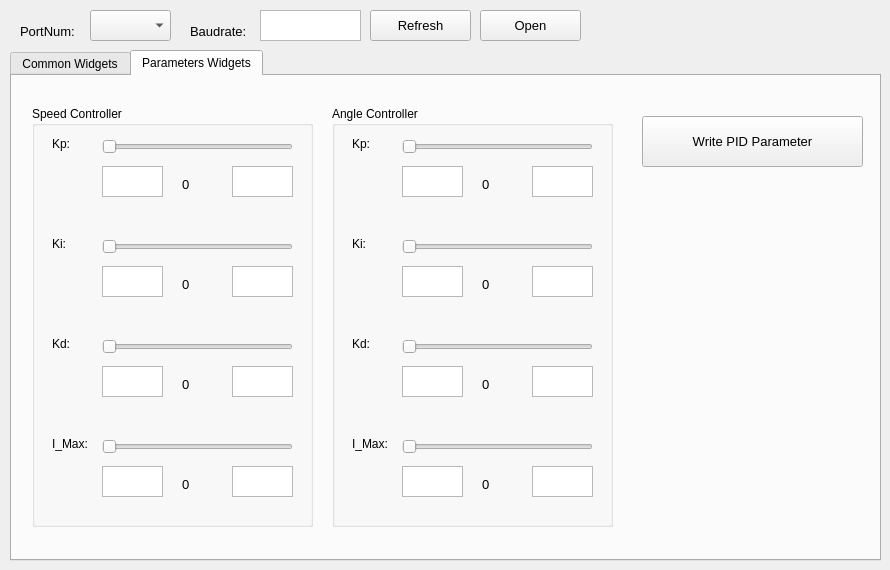
This is tools/mainwindow.ui in ZhuYanzhen1/miniFOC as Qt 5 draws it before an edit. The edited form follows.
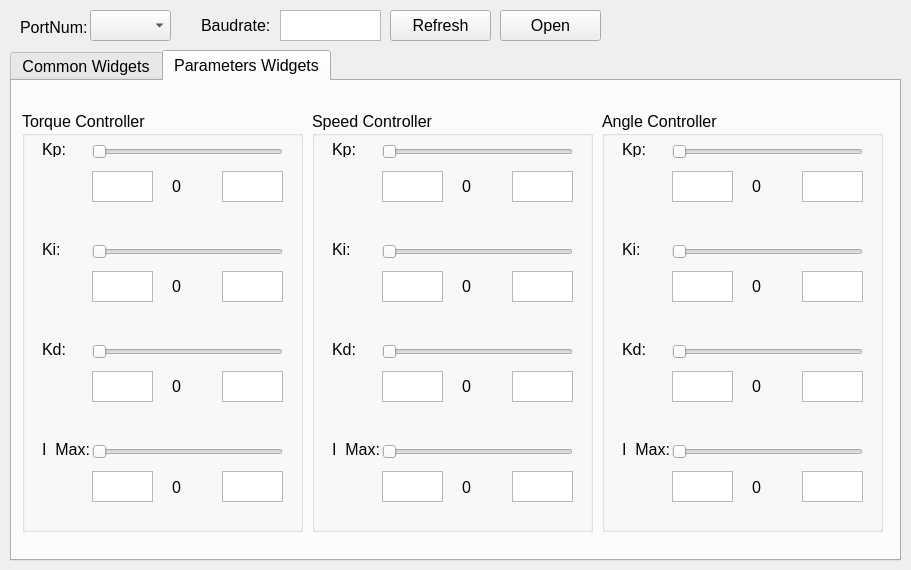
This is the edited form. The open tabs and pages were chosen to show the change. Custom widgets are drawn as their Qt base class.

Commit message: Added torque control controls to the monitor tool and optimized the display interface

What changed in the file:
```diff
--- a/tools/mainwindow.ui
+++ b/tools/mainwindow.ui
@@ -6,10 +6,16 @@
    <rect>
     <x>0</x>
     <y>0</y>
-    <width>890</width>
+    <width>911</width>
     <height>570</height>
    </rect>
   </property>
+  <property name="font">
+   <font>
+    <family>Arial</family>
+    <pointsize>12</pointsize>
+   </font>
+  </property>
   <property name="windowTitle">
    <string>miniFOC-Monitor</string>
   </property>
@@ -33,7 +39,7 @@
    <widget class="QPushButton" name="refresh_btn">
     <property name="geometry">
      <rect>
-      <x>370</x>
+      <x>390</x>
       <y>10</y>
       <width>101</width>
       <height>31</height>
@@ -42,7 +48,7 @@
     <property name="font">
      <font>
       <family>Arial</family>
-      <pointsize>10</pointsize>
+      <pointsize>12</pointsize>
      </font>
     </property>
     <property name="text">
@@ -53,15 +59,15 @@
     <property name="geometry">
      <rect>
       <x>20</x>
-      <y>20</y>
+      <y>12</y>
       <width>82</width>
-      <height>23</height>
+      <height>31</height>
      </rect>
     </property>
     <property name="font">
      <font>
       <family>Arial</family>
-      <pointsize>10</pointsize>
+      <pointsize>12</pointsize>
      </font>
     </property>
     <property name="text">
@@ -71,16 +77,16 @@
    <widget class="QLabel" name="label_2">
     <property name="geometry">
      <rect>
-      <x>190</x>
-      <y>20</y>
-      <width>82</width>
-      <height>23</height>
+      <x>201</x>
+      <y>10</y>
+      <width>91</width>
+      <height>31</height>
      </rect>
     </property>
     <property name="font">
      <font>
       <family>Arial</family>
-      <pointsize>10</pointsize>
+      <pointsize>12</pointsize>
      </font>
     </property>
     <property name="text">
@@ -90,7 +96,7 @@
    <widget class="QPushButton" name="open_btn">
     <property name="geometry">
      <rect>
-      <x>480</x>
+      <x>500</x>
       <y>10</y>
       <width>101</width>
       <height>31</height>
@@ -99,7 +105,7 @@
     <property name="font">
      <font>
       <family>Arial</family>
-      <pointsize>10</pointsize>
+      <pointsize>12</pointsize>
      </font>
     </property>
     <property name="text">
@@ -109,7 +115,7 @@
    <widget class="QTextEdit" name="serial_baudrate_txt">
     <property name="geometry">
      <rect>
-      <x>260</x>
+      <x>280</x>
       <y>10</y>
       <width>101</width>
       <height>31</height>
@@ -118,7 +124,7 @@
     <property name="font">
      <font>
       <family>Arial</family>
-      <pointsize>10</pointsize>
+      <pointsize>12</pointsize>
      </font>
     </property>
     <property name="documentTitle">
@@ -144,7 +150,7 @@
      <rect>
       <x>10</x>
       <y>50</y>
-      <width>871</width>
+      <width>891</width>
       <height>511</height>
      </rect>
     </property>
@@ -341,83 +347,23 @@
        <string>0</string>
       </property>
      </widget>
-     <widget class="QLabel" name="angle_offset_lable">
+     <widget class="QPushButton" name="pid_parameter_btn">
       <property name="geometry">
        <rect>
-        <x>720</x>
-        <y>210</y>
-        <width>131</width>
-        <height>16</height>
+        <x>730</x>
+        <y>200</y>
+        <width>141</width>
+        <height>41</height>
        </rect>
       </property>
       <property name="font">
        <font>
         <family>Arial</family>
-        <pointsize>10</pointsize>
+        <pointsize>12</pointsize>
        </font>
       </property>
       <property name="text">
-       <string>Offset: </string>
-      </property>
-     </widget>
-     <widget class="QLabel" name="phase_lable">
-      <property name="geometry">
-       <rect>
-        <x>720</x>
-        <y>240</y>
-        <width>131</width>
-        <height>16</height>
-       </rect>
-      </property>
-      <property name="font">
-       <font>
-        <family>Arial</family>
-        <pointsize>10</pointsize>
-       </font>
-      </property>
-      <property name="text">
-       <string>Phase: </string>
-      </property>
-     </widget>
-     <widget class="QLabel" name="pid_available_lable">
-      <property name="geometry">
-       <rect>
-        <x>720</x>
-        <y>270</y>
-        <width>131</width>
-        <height>16</height>
-       </rect>
-      </property>
-      <property name="font">
-       <font>
-        <family>Arial</family>
-        <pointsize>10</pointsize>
-       </font>
-      </property>
-      <property name="autoFillBackground">
-       <bool>false</bool>
-      </property>
-      <property name="text">
-       <string>PID Available</string>
-      </property>
-     </widget>
-     <widget class="QLabel" name="foc_available_lable">
-      <property name="geometry">
-       <rect>
-        <x>720</x>
-        <y>300</y>
-        <width>131</width>
-        <height>16</height>
-       </rect>
-      </property>
-      <property name="font">
-       <font>
-        <family>Arial</family>
-        <pointsize>10</pointsize>
-       </font>
-      </property>
-      <property name="text">
-       <string>FOC Available</string>
+       <string>Write Parameter</string>
       </property>
      </widget>
     </widget>
@@ -431,7 +377,7 @@
       </property>
       <property name="geometry">
        <rect>
-        <x>20</x>
+        <x>300</x>
         <y>30</y>
         <width>281</width>
         <height>421</height>
@@ -486,7 +432,7 @@
        <property name="font">
         <font>
          <family>Arial</family>
-         <pointsize>10</pointsize>
+         <pointsize>12</pointsize>
         </font>
        </property>
        <property name="markdown">
@@ -510,7 +456,7 @@
        <property name="font">
         <font>
          <family>Arial</family>
-         <pointsize>10</pointsize>
+         <pointsize>12</pointsize>
         </font>
        </property>
        <property name="markdown">
@@ -526,15 +472,15 @@
        <property name="geometry">
         <rect>
          <x>150</x>
-         <y>70</y>
+         <y>65</y>
          <width>41</width>
-         <height>16</height>
+         <height>21</height>
         </rect>
        </property>
        <property name="font">
         <font>
          <family>Arial</family>
-         <pointsize>10</pointsize>
+         <pointsize>12</pointsize>
         </font>
        </property>
        <property name="text">
@@ -579,7 +525,7 @@
        <property name="font">
         <font>
          <family>Arial</family>
-         <pointsize>10</pointsize>
+         <pointsize>12</pointsize>
         </font>
        </property>
        <property name="markdown">
@@ -603,7 +549,7 @@
        <property name="font">
         <font>
          <family>Arial</family>
-         <pointsize>10</pointsize>
+         <pointsize>12</pointsize>
         </font>
        </property>
        <property name="markdown">
@@ -653,15 +599,15 @@
        <property name="geometry">
         <rect>
          <x>150</x>
-         <y>170</y>
+         <y>165</y>
          <width>41</width>
-         <height>16</height>
+         <height>21</height>
         </rect>
        </property>
        <property name="font">
         <font>
          <family>Arial</family>
-         <pointsize>10</pointsize>
+         <pointsize>12</pointsize>
         </font>
        </property>
        <property name="text">
@@ -693,7 +639,7 @@
        <property name="font">
         <font>
          <family>Arial</family>
-         <pointsize>10</pointsize>
+         <pointsize>12</pointsize>
         </font>
        </property>
        <property name="markdown">
@@ -717,7 +663,7 @@
        <property name="font">
         <font>
          <family>Arial</family>
-         <pointsize>10</pointsize>
+         <pointsize>12</pointsize>
         </font>
        </property>
        <property name="markdown">
@@ -767,15 +713,15 @@
        <property name="geometry">
         <rect>
          <x>150</x>
-         <y>270</y>
+         <y>265</y>
          <width>41</width>
-         <height>16</height>
+         <height>21</height>
         </rect>
        </property>
        <property name="font">
         <font>
          <family>Arial</family>
-         <pointsize>10</pointsize>
+         <pointsize>12</pointsize>
         </font>
        </property>
        <property name="text">
@@ -786,15 +732,15 @@
        <property name="geometry">
         <rect>
          <x>150</x>
-         <y>370</y>
+         <y>366</y>
          <width>41</width>
-         <height>16</height>
+         <height>20</height>
         </rect>
        </property>
        <property name="font">
         <font>
          <family>Arial</family>
-         <pointsize>10</pointsize>
+         <pointsize>12</pointsize>
         </font>
        </property>
        <property name="text">
@@ -813,7 +759,7 @@
        <property name="font">
         <font>
          <family>Arial</family>
-         <pointsize>10</pointsize>
+         <pointsize>12</pointsize>
         </font>
        </property>
        <property name="markdown">
@@ -884,7 +830,7 @@
        <property name="font">
         <font>
          <family>Arial</family>
-         <pointsize>10</pointsize>
+         <pointsize>12</pointsize>
         </font>
        </property>
        <property name="markdown">
@@ -903,7 +849,7 @@
       </property>
       <property name="geometry">
        <rect>
-        <x>320</x>
+        <x>590</x>
         <y>30</y>
         <width>281</width>
         <height>421</height>
@@ -958,7 +904,7 @@
        <property name="font">
         <font>
          <family>Arial</family>
-         <pointsize>10</pointsize>
+         <pointsize>12</pointsize>
         </font>
        </property>
        <property name="markdown">
@@ -982,7 +928,7 @@
        <property name="font">
         <font>
          <family>Arial</family>
-         <pointsize>10</pointsize>
+         <pointsize>12</pointsize>
         </font>
        </property>
        <property name="markdown">
@@ -998,15 +944,15 @@
        <property name="geometry">
         <rect>
          <x>150</x>
-         <y>70</y>
+         <y>65</y>
          <width>41</width>
-         <height>16</height>
+         <height>21</height>
         </rect>
        </property>
        <property name="font">
         <font>
          <family>Arial</family>
-         <pointsize>10</pointsize>
+         <pointsize>12</pointsize>
         </font>
        </property>
        <property name="text">
@@ -1051,7 +997,7 @@
        <property name="font">
         <font>
          <family>Arial</family>
-         <pointsize>10</pointsize>
+         <pointsize>12</pointsize>
         </font>
        </property>
        <property name="markdown">
@@ -1075,7 +1021,7 @@
        <property name="font">
         <font>
          <family>Arial</family>
-         <pointsize>10</pointsize>
+         <pointsize>12</pointsize>
         </font>
        </property>
        <property name="markdown">
@@ -1125,15 +1071,15 @@
        <property name="geometry">
         <rect>
          <x>150</x>
-         <y>170</y>
+         <y>165</y>
          <width>41</width>
-         <height>16</height>
+         <height>21</height>
         </rect>
        </property>
        <property name="font">
         <font>
          <family>Arial</family>
-         <pointsize>10</pointsize>
+         <pointsize>12</pointsize>
         </font>
        </property>
        <property name="text">
@@ -1165,7 +1111,7 @@
        <property name="font">
         <font>
          <family>Arial</family>
-         <pointsize>10</pointsize>
+         <pointsize>12</pointsize>
         </font>
        </property>
        <property name="markdown">
@@ -1189,7 +1135,7 @@
        <property name="font">
         <font>
          <family>Arial</family>
-         <pointsize>10</pointsize>
+         <pointsize>12</pointsize>
         </font>
        </property>
        <property name="markdown">
@@ -1239,15 +1185,15 @@
        <property name="geometry">
         <rect>
          <x>150</x>
-         <y>270</y>
+         <y>265</y>
          <width>41</width>
-         <height>16</height>
+         <height>21</height>
         </rect>
        </property>
        <property name="font">
         <font>
          <family>Arial</family>
-         <pointsize>10</pointsize>
+         <pointsize>12</pointsize>
         </font>
        </property>
        <property name="text">
@@ -1292,15 +1238,15 @@
        <property name="geometry">
         <rect>
          <x>150</x>
-         <y>370</y>
+         <y>366</y>
          <width>41</width>
-         <height>16</height>
+         <height>20</height>
         </rect>
        </property>
        <property name="font">
         <font>
          <family>Arial</family>
-         <pointsize>10</pointsize>
+         <pointsize>12</pointsize>
         </font>
        </property>
        <property name="text">
@@ -1319,7 +1265,7 @@
        <property name="font">
         <font>
          <family>Arial</family>
-         <pointsize>10</pointsize>
+         <pointsize>12</pointsize>
         </font>
        </property>
        <property name="markdown">
@@ -1356,7 +1302,7 @@
        <property name="font">
         <font>
          <family>Arial</family>
-         <pointsize>10</pointsize>
+         <pointsize>12</pointsize>
         </font>
        </property>
        <property name="markdown">
@@ -1369,24 +1315,477 @@
        </property>
       </widget>
      </widget>
-     <widget class="QPushButton" name="pid_parameter_btn">
+     <widget class="QGroupBox" name="torque_groupbox">
+      <property name="enabled">
+       <bool>true</bool>
+      </property>
       <property name="geometry">
        <rect>
-        <x>630</x>
-        <y>40</y>
-        <width>221</width>
-        <height>51</height>
+        <x>10</x>
+        <y>30</y>
+        <width>281</width>
+        <height>421</height>
        </rect>
       </property>
-      <property name="font">
-       <font>
-        <family>Arial</family>
-        <pointsize>10</pointsize>
-       </font>
+      <property name="title">
+       <string>Torque Controller</string>
       </property>
-      <property name="text">
-       <string>Write PID Parameter</string>
-      </property>
+      <widget class="QSlider" name="torque_kp_slider">
+       <property name="enabled">
+        <bool>true</bool>
+       </property>
+       <property name="geometry">
+        <rect>
+         <x>70</x>
+         <y>30</y>
+         <width>191</width>
+         <height>22</height>
+        </rect>
+       </property>
+       <property name="minimum">
+        <number>0</number>
+       </property>
+       <property name="maximum">
+        <number>10000</number>
+       </property>
+       <property name="singleStep">
+        <number>1</number>
+       </property>
+       <property name="pageStep">
+        <number>1</number>
+       </property>
+       <property name="value">
+        <number>0</number>
+       </property>
+       <property name="sliderPosition">
+        <number>0</number>
+       </property>
+       <property name="orientation">
+        <enum>Qt::Horizontal</enum>
+       </property>
+      </widget>
+      <widget class="QTextEdit" name="torque_kp_minimum">
+       <property name="geometry">
+        <rect>
+         <x>70</x>
+         <y>60</y>
+         <width>61</width>
+         <height>31</height>
+        </rect>
+       </property>
+       <property name="font">
+        <font>
+         <family>Arial</family>
+         <pointsize>12</pointsize>
+        </font>
+       </property>
+       <property name="markdown">
+        <string>0
+
+</string>
+       </property>
+       <property name="placeholderText">
+        <string/>
+       </property>
+      </widget>
+      <widget class="QTextEdit" name="torque_kp_maximum">
+       <property name="geometry">
+        <rect>
+         <x>200</x>
+         <y>60</y>
+         <width>61</width>
+         <height>31</height>
+        </rect>
+       </property>
+       <property name="font">
+        <font>
+         <family>Arial</family>
+         <pointsize>12</pointsize>
+        </font>
+       </property>
+       <property name="markdown">
+        <string>1.0
+
+</string>
+       </property>
+       <property name="placeholderText">
+        <string/>
+       </property>
+      </widget>
+      <widget class="QLabel" name="torque_kp_value">
+       <property name="geometry">
+        <rect>
+         <x>150</x>
+         <y>65</y>
+         <width>41</width>
+         <height>21</height>
+        </rect>
+       </property>
+       <property name="font">
+        <font>
+         <family>Arial</family>
+         <pointsize>12</pointsize>
+        </font>
+       </property>
+       <property name="text">
+        <string>0</string>
+       </property>
+      </widget>
+      <widget class="QLabel" name="label_11">
+       <property name="geometry">
+        <rect>
+         <x>20</x>
+         <y>30</y>
+         <width>41</width>
+         <height>16</height>
+        </rect>
+       </property>
+       <property name="text">
+        <string>Kp: </string>
+       </property>
+      </widget>
+      <widget class="QLabel" name="label_12">
+       <property name="geometry">
+        <rect>
+         <x>20</x>
+         <y>130</y>
+         <width>41</width>
+         <height>16</height>
+        </rect>
+       </property>
+       <property name="text">
+        <string>Ki: </string>
+       </property>
+      </widget>
+      <widget class="QTextEdit" name="torque_ki_minimum">
+       <property name="geometry">
+        <rect>
+         <x>70</x>
+         <y>160</y>
+         <width>61</width>
+         <height>31</height>
+        </rect>
+       </property>
+       <property name="font">
+        <font>
+         <family>Arial</family>
+         <pointsize>12</pointsize>
+        </font>
+       </property>
+       <property name="markdown">
+        <string>0
+
+</string>
+       </property>
+       <property name="placeholderText">
+        <string/>
+       </property>
+      </widget>
+      <widget class="QTextEdit" name="torque_ki_maximum">
+       <property name="geometry">
+        <rect>
+         <x>200</x>
+         <y>160</y>
+         <width>61</width>
+         <height>31</height>
+        </rect>
+       </property>
+       <property name="font">
+        <font>
+         <family>Arial</family>
+         <pointsize>12</pointsize>
+        </font>
+       </property>
+       <property name="markdown">
+        <string>1.0
+
+</string>
+       </property>
+       <property name="placeholderText">
+        <string/>
+       </property>
+      </widget>
+      <widget class="QSlider" name="torque_ki_slider">
+       <property name="enabled">
+        <bool>true</bool>
+       </property>
+       <property name="geometry">
+        <rect>
+         <x>70</x>
+         <y>130</y>
+         <width>191</width>
+         <height>22</height>
+        </rect>
+       </property>
+       <property name="minimum">
+        <number>0</number>
+       </property>
+       <property name="maximum">
+        <number>10000</number>
+       </property>
+       <property name="singleStep">
+        <number>1</number>
+       </property>
+       <property name="pageStep">
+        <number>1</number>
+       </property>
+       <property name="value">
+        <number>0</number>
+       </property>
+       <property name="sliderPosition">
+        <number>0</number>
+       </property>
+       <property name="orientation">
+        <enum>Qt::Horizontal</enum>
+       </property>
+      </widget>
+      <widget class="QLabel" name="torque_ki_value">
+       <property name="geometry">
+        <rect>
+         <x>150</x>
+         <y>165</y>
+         <width>41</width>
+         <height>21</height>
+        </rect>
+       </property>
+       <property name="font">
+        <font>
+         <family>Arial</family>
+         <pointsize>12</pointsize>
+        </font>
+       </property>
+       <property name="text">
+        <string>0</string>
+       </property>
+      </widget>
+      <widget class="QLabel" name="label_13">
+       <property name="geometry">
+        <rect>
+         <x>20</x>
+         <y>230</y>
+         <width>41</width>
+         <height>16</height>
+        </rect>
+       </property>
+       <property name="text">
+        <string>Kd: </string>
+       </property>
+      </widget>
+      <widget class="QTextEdit" name="torque_kd_minimum">
+       <property name="geometry">
+        <rect>
+         <x>70</x>
+         <y>260</y>
+         <width>61</width>
+         <height>31</height>
+        </rect>
+       </property>
+       <property name="font">
+        <font>
+         <family>Arial</family>
+         <pointsize>12</pointsize>
+        </font>
+       </property>
+       <property name="markdown">
+        <string>0
+
+</string>
+       </property>
+       <property name="placeholderText">
+        <string/>
+       </property>
+      </widget>
+      <widget class="QTextEdit" name="torque_kd_maximum">
+       <property name="geometry">
+        <rect>
+         <x>200</x>
+         <y>260</y>
+         <width>61</width>
+         <height>31</height>
+        </rect>
+       </property>
+       <property name="font">
+        <font>
+         <family>Arial</family>
+         <pointsize>12</pointsize>
+        </font>
+       </property>
+       <property name="markdown">
+        <string>1.0
+
+</string>
+       </property>
+       <property name="placeholderText">
+        <string/>
+       </property>
+      </widget>
+      <widget class="QSlider" name="torque_kd_slider">
+       <property name="enabled">
+        <bool>true</bool>
+       </property>
+       <property name="geometry">
+        <rect>
+         <x>70</x>
+         <y>230</y>
+         <width>191</width>
+         <height>22</height>
+        </rect>
+       </property>
+       <property name="minimum">
+        <number>0</number>
+       </property>
+       <property name="maximum">
+        <number>10000</number>
+       </property>
+       <property name="singleStep">
+        <number>1</number>
+       </property>
+       <property name="pageStep">
+        <number>1</number>
+       </property>
+       <property name="value">
+        <number>0</number>
+       </property>
+       <property name="sliderPosition">
+        <number>0</number>
+       </property>
+       <property name="orientation">
+        <enum>Qt::Horizontal</enum>
+       </property>
+      </widget>
+      <widget class="QLabel" name="torque_kd_value">
+       <property name="geometry">
+        <rect>
+         <x>150</x>
+         <y>265</y>
+         <width>41</width>
+         <height>21</height>
+        </rect>
+       </property>
+       <property name="font">
+        <font>
+         <family>Arial</family>
+         <pointsize>12</pointsize>
+        </font>
+       </property>
+       <property name="text">
+        <string>0</string>
+       </property>
+      </widget>
+      <widget class="QSlider" name="torque_summax_slider">
+       <property name="enabled">
+        <bool>true</bool>
+       </property>
+       <property name="geometry">
+        <rect>
+         <x>70</x>
+         <y>330</y>
+         <width>191</width>
+         <height>22</height>
+        </rect>
+       </property>
+       <property name="minimum">
+        <number>0</number>
+       </property>
+       <property name="maximum">
+        <number>10000</number>
+       </property>
+       <property name="singleStep">
+        <number>1</number>
+       </property>
+       <property name="pageStep">
+        <number>1</number>
+       </property>
+       <property name="value">
+        <number>0</number>
+       </property>
+       <property name="sliderPosition">
+        <number>0</number>
+       </property>
+       <property name="orientation">
+        <enum>Qt::Horizontal</enum>
+       </property>
+      </widget>
+      <widget class="QLabel" name="torque_summax_value">
+       <property name="geometry">
+        <rect>
+         <x>150</x>
+         <y>366</y>
+         <width>41</width>
+         <height>20</height>
+        </rect>
+       </property>
+       <property name="font">
+        <font>
+         <family>Arial</family>
+         <pointsize>12</pointsize>
+        </font>
+       </property>
+       <property name="text">
+        <string>0</string>
+       </property>
+      </widget>
+      <widget class="QTextEdit" name="torque_summax_minimum">
+       <property name="geometry">
+        <rect>
+         <x>70</x>
+         <y>360</y>
+         <width>61</width>
+         <height>31</height>
+        </rect>
+       </property>
+       <property name="font">
+        <font>
+         <family>Arial</family>
+         <pointsize>12</pointsize>
+        </font>
+       </property>
+       <property name="markdown">
+        <string>0
+
+</string>
+       </property>
+       <property name="placeholderText">
+        <string/>
+       </property>
+      </widget>
+      <widget class="QLabel" name="label_14">
+       <property name="geometry">
+        <rect>
+         <x>20</x>
+         <y>330</y>
+         <width>51</width>
+         <height>16</height>
+        </rect>
+       </property>
+       <property name="text">
+        <string>I_Max: </string>
+       </property>
+      </widget>
+      <widget class="QTextEdit" name="torque_summax_maximum">
+       <property name="geometry">
+        <rect>
+         <x>200</x>
+         <y>360</y>
+         <width>61</width>
+         <height>31</height>
+        </rect>
+       </property>
+       <property name="font">
+        <font>
+         <family>Arial</family>
+         <pointsize>12</pointsize>
+        </font>
+       </property>
+       <property name="markdown">
+        <string>10.0
+
+</string>
+       </property>
+       <property name="placeholderText">
+        <string/>
+       </property>
+      </widget>
      </widget>
     </widget>
    </widget>
```
Left out of the diff: 34 changed lines with no effect on the pictures. The commit also changes 3 other files.
